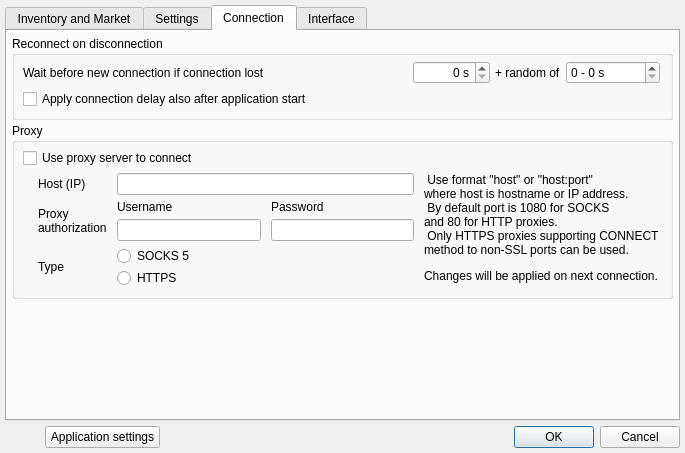
Old version of the form kittycat/ui/config.ui in the repository siilky/catomania.
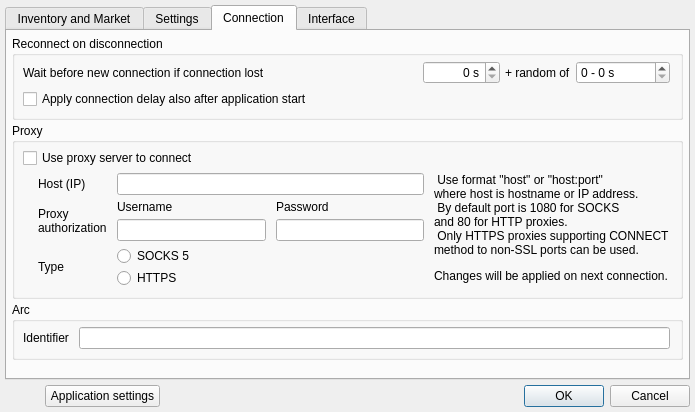
New version of the form. The open tabs and pages were chosen to show the change. Icons and pictures are not drawn.

What changed in the file:
```diff
--- a/kittycat/ui/config.ui
+++ b/kittycat/ui/config.ui
@@ -6,8 +6,8 @@
    <rect>
     <x>0</x>
     <y>0</y>
-    <width>685</width>
-    <height>453</height>
+    <width>695</width>
+    <height>412</height>
    </rect>
   </property>
   <property name="windowTitle">
@@ -1219,6 +1219,40 @@
          </layout>
         </widget>
        </item>
+       <item>
+        <widget class="QGroupBox" name="gbArc">
+         <property name="title">
+          <string>Arc</string>
+         </property>
+         <layout class="QHBoxLayout" name="horizontalLayout_10">
+          <property name="spacing">
+           <number>10</number>
+          </property>
+          <property name="leftMargin">
+           <number>8</number>
+          </property>
+          <property name="topMargin">
+           <number>5</number>
+          </property>
+          <property name="rightMargin">
+           <number>10</number>
+          </property>
+          <property name="bottomMargin">
+           <number>8</number>
+          </property>
+          <item>
+           <widget class="QLabel" name="label_20">
+            <property name="text">
+             <string>Identifier</string>
+            </property>
+           </widget>
+          </item>
+          <item>
+           <widget class="QLineEdit" name="leArcId"/>
+          </item>
+         </layout>
+        </widget>
+       </item>
        <item>
         <spacer name="verticalSpacer">
          <property name="orientation">
```
Left out of the diff: 12 changed lines with no effect on the pictures.
